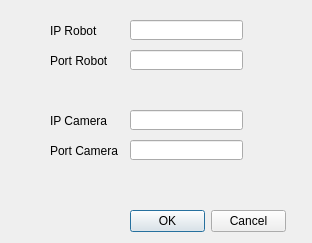
Before: the Qt Designer form config.ui in JySky/RemoteBot, drawn with Qt 5.
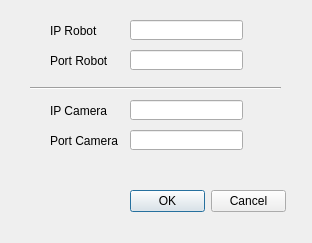
After: the same form once the commit is applied.

The edit to the form file:
```diff
--- a/config.ui
+++ b/config.ui
@@ -55,7 +55,7 @@
    <property name="geometry">
     <rect>
      <x>130</x>
-     <y>110</y>
+     <y>100</y>
      <width>113</width>
      <height>20</height>
     </rect>
@@ -68,7 +68,7 @@
    <property name="geometry">
     <rect>
      <x>130</x>
-     <y>140</y>
+     <y>130</y>
      <width>113</width>
      <height>20</height>
     </rect>
@@ -81,7 +81,7 @@
    <property name="geometry">
     <rect>
      <x>50</x>
-     <y>110</y>
+     <y>100</y>
      <width>71</width>
      <height>21</height>
     </rect>
@@ -94,7 +94,7 @@
    <property name="geometry">
     <rect>
      <x>50</x>
-     <y>140</y>
+     <y>130</y>
      <width>71</width>
      <height>21</height>
     </rect>
@@ -133,7 +133,7 @@
    <property name="geometry">
     <rect>
      <x>130</x>
-     <y>210</y>
+     <y>190</y>
      <width>156</width>
      <height>23</height>
     </rect>
@@ -142,6 +142,19 @@
     <set>QDialogButtonBox::Cancel|QDialogButtonBox::Ok</set>
    </property>
   </widget>
+  <widget class="Line" name="line">
+   <property name="geometry">
+    <rect>
+     <x>30</x>
+     <y>80</y>
+     <width>251</width>
+     <height>16</height>
+    </rect>
+   </property>
+   <property name="orientation">
+    <enum>Qt::Horizontal</enum>
+   </property>
+  </widget>
  </widget>
  <resources/>
  <connections>
```
